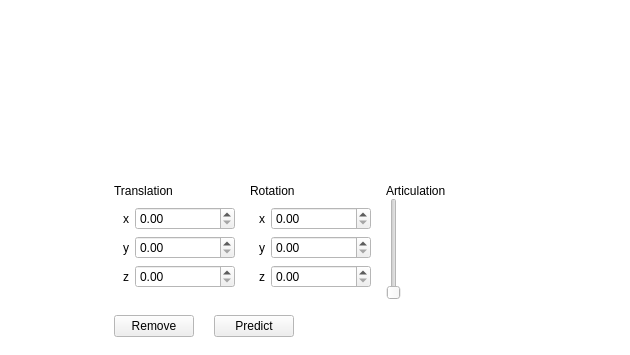
This is src/main/view/correspondenceeditorcontrols/correspondenceeditorcontrols.ui in florianblume/6d-pat as Qt 5 draws it before an edit. The edited form follows.
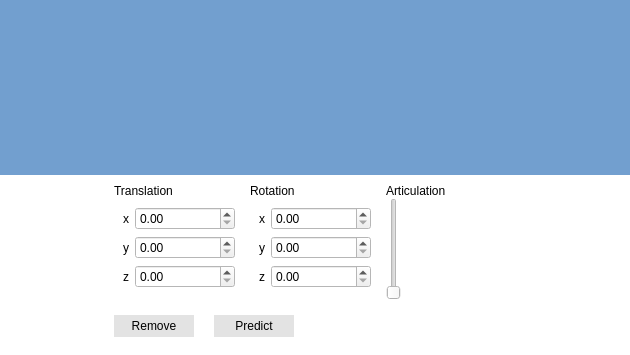
This is the edited form.

Diff of the .ui file:
```diff
--- a/src/main/view/correspondenceeditorcontrols/correspondenceeditorcontrols.ui
+++ b/src/main/view/correspondenceeditorcontrols/correspondenceeditorcontrols.ui
@@ -110,6 +110,73 @@
        <verstretch>0</verstretch>
       </sizepolicy>
      </property>
+     <property name="palette">
+      <palette>
+       <active>
+        <colorrole role="Base">
+         <brush brushstyle="SolidPattern">
+          <color alpha="255">
+           <red>114</red>
+           <green>159</green>
+           <blue>207</blue>
+          </color>
+         </brush>
+        </colorrole>
+        <colorrole role="Window">
+         <brush brushstyle="SolidPattern">
+          <color alpha="255">
+           <red>114</red>
+           <green>159</green>
+           <blue>207</blue>
+          </color>
+         </brush>
+        </colorrole>
+       </active>
+       <inactive>
+        <colorrole role="Base">
+         <brush brushstyle="SolidPattern">
+          <color alpha="255">
+           <red>114</red>
+           <green>159</green>
+           <blue>207</blue>
+          </color>
+         </brush>
+        </colorrole>
+        <colorrole role="Window">
+         <brush brushstyle="SolidPattern">
+          <color alpha="255">
+           <red>114</red>
+           <green>159</green>
+           <blue>207</blue>
+          </color>
+         </brush>
+        </colorrole>
+       </inactive>
+       <disabled>
+        <colorrole role="Base">
+         <brush brushstyle="SolidPattern">
+          <color alpha="255">
+           <red>114</red>
+           <green>159</green>
+           <blue>207</blue>
+          </color>
+         </brush>
+        </colorrole>
+        <colorrole role="Window">
+         <brush brushstyle="SolidPattern">
+          <color alpha="255">
+           <red>114</red>
+           <green>159</green>
+           <blue>207</blue>
+          </color>
+         </brush>
+        </colorrole>
+       </disabled>
+      </palette>
+     </property>
+     <property name="autoFillBackground">
+      <bool>true</bool>
+     </property>
      <property name="frameShape">
       <enum>QFrame::NoFrame</enum>
      </property>
@@ -572,9 +639,52 @@
              <verstretch>0</verstretch>
             </sizepolicy>
            </property>
+           <property name="palette">
+            <palette>
+             <active>
+              <colorrole role="Button">
+               <brush brushstyle="SolidPattern">
+                <color alpha="255">
+                 <red>227</red>
+                 <green>227</green>
+                 <blue>227</blue>
+                </color>
+               </brush>
+              </colorrole>
+             </active>
+             <inactive>
+              <colorrole role="Button">
+               <brush brushstyle="SolidPattern">
+                <color alpha="255">
+                 <red>227</red>
+                 <green>227</green>
+                 <blue>227</blue>
+                </color>
+               </brush>
+              </colorrole>
+             </inactive>
+             <disabled>
+              <colorrole role="Button">
+               <brush brushstyle="SolidPattern">
+                <color alpha="255">
+                 <red>227</red>
+                 <green>227</green>
+                 <blue>227</blue>
+                </color>
+               </brush>
+              </colorrole>
+             </disabled>
+            </palette>
+           </property>
+           <property name="autoFillBackground">
+            <bool>true</bool>
+           </property>
            <property name="text">
             <string>Remove</string>
            </property>
+           <property name="flat">
+            <bool>true</bool>
+           </property>
           </widget>
          </item>
          <item>
@@ -604,9 +714,52 @@
              <verstretch>0</verstretch>
             </sizepolicy>
            </property>
+           <property name="palette">
+            <palette>
+             <active>
+              <colorrole role="Button">
+               <brush brushstyle="SolidPattern">
+                <color alpha="255">
+                 <red>227</red>
+                 <green>227</green>
+                 <blue>227</blue>
+                </color>
+               </brush>
+              </colorrole>
+             </active>
+             <inactive>
+              <colorrole role="Button">
+               <brush brushstyle="SolidPattern">
+                <color alpha="255">
+                 <red>227</red>
+                 <green>227</green>
+                 <blue>227</blue>
+                </color>
+               </brush>
+              </colorrole>
+             </inactive>
+             <disabled>
+              <colorrole role="Button">
+               <brush brushstyle="SolidPattern">
+                <color alpha="255">
+                 <red>227</red>
+                 <green>227</green>
+                 <blue>227</blue>
+                </color>
+               </brush>
+              </colorrole>
+             </disabled>
+            </palette>
+           </property>
+           <property name="autoFillBackground">
+            <bool>true</bool>
+           </property>
            <property name="text">
             <string>Predict</string>
            </property>
+           <property name="flat">
+            <bool>true</bool>
+           </property>
           </widget>
          </item>
         </layout>
```
Left out of the diff: 32 changed lines with no effect on the pictures.
